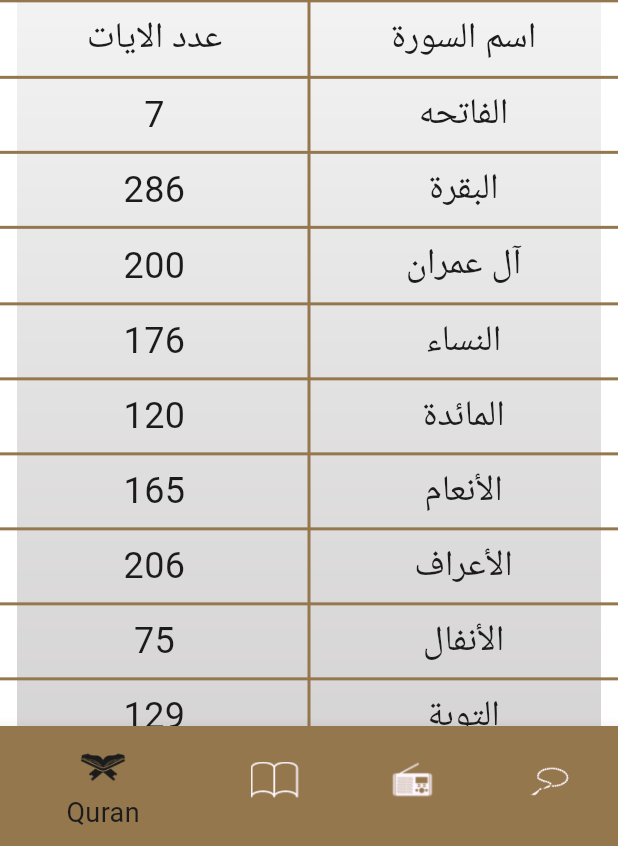
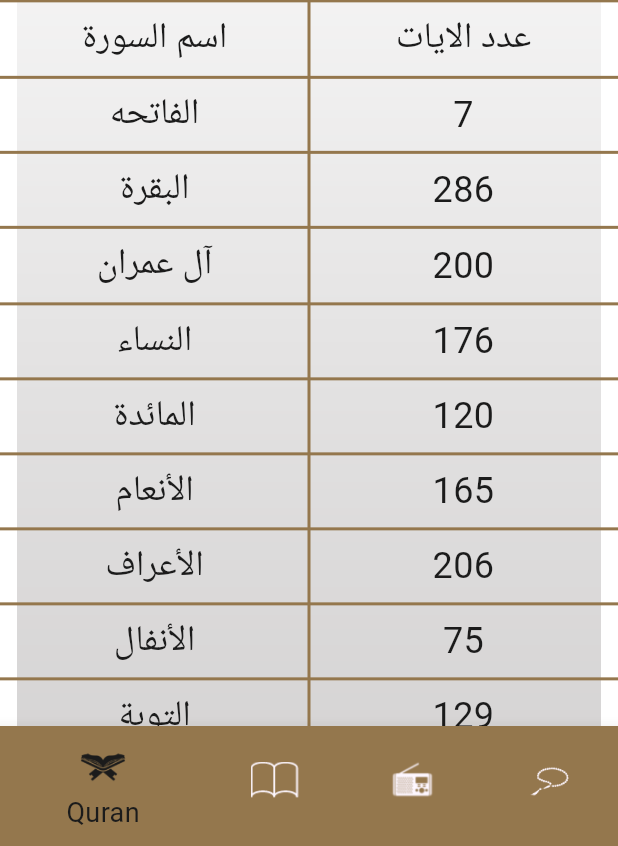
Before and after one commit to mohamedgalalelhamrawy/islami_app, a Flutter app: the screen it shows after launch, on a phone screen of 412 x 824 dp, the part 390-1236 px from its top. Run offline on Flutter 3.47's test engine with Material 3 defaults, Android fonts, the phone set to English and light mode, and no system bars.

Commit message:
put the element of sura name in seprate widget and sura details as model and create sura details screen

```diff
--- a/lib/main.dart
+++ b/lib/main.dart
@@ -1,5 +1,6 @@
 import 'package:flutter/material.dart';
 import 'package:islami_app/screens/home/home.dart';
+import 'package:islami_app/screens/home/widgets/sura_details_screen.dart';
 import 'package:islami_app/screens/splash.dart';
 
 void main() {
@@ -15,7 +16,8 @@ class MyApp extends StatelessWidget {
       debugShowCheckedModeBanner: false,
       routes: {
         Splash.routeName : (context) => const Splash(),
-        HomeScreen.routeName : (context) => const HomeScreen()
+        HomeScreen.routeName : (context) => const HomeScreen(),
+        SuraDetailsScreen.routeName : (context) => const SuraDetailsScreen()
       },
      initialRoute: HomeScreen.routeName,
     );
--- /dev/null
+++ b/lib/screens/home/models/sura_details_args.dart
@@ -0,0 +1,6 @@
+
+ class SuraDetailsArgs {
+  String name;
+  int index;
+  SuraDetailsArgs(this.index,this.name);
+ }
--- a/lib/screens/home/tabs/quran.dart
+++ b/lib/screens/home/tabs/quran.dart
@@ -1,5 +1,6 @@
 
 import 'package:flutter/material.dart';
+import 'package:islami_app/screens/home/widgets/sura_name_item.dart';
 import 'package:islami_app/utils/app_assets.dart';
 import 'package:islami_app/utils/app_colors.dart';
 import 'package:islami_app/utils/app_styles.dart';
@@ -25,14 +26,14 @@ class Quran extends StatelessWidget {
                     children: [
                       Expanded(
                         child: Text(
-                          "عدد الايات",
+                          "اسم السورة",
                           style: AppStyles.titles,
                           textAlign: TextAlign.center,
                         ),
                       ),
                       Expanded(
                         child: Text(
-                          "اسم السورة",
+                         "عدد الايات",
                           style: AppStyles.titles,
                           textAlign: TextAlign.center,
                         ),
@@ -48,24 +49,7 @@ class Quran extends StatelessWidget {
                       },
                       itemCount: Constants.suraNames.length,
                       itemBuilder: (context, index) {
-                        return  Row(
-                          children: [
-                            Expanded(
-                              child: Text(
-                                Constants.suraverses[index].toString(),
-                                style: AppStyles.titles,
-                                textAlign: TextAlign.center,
-                              ),
-                            ),
-                            Expanded(
-                              child: Text(
-                                Constants.suraNames[index],
-                                style: AppStyles.titles,
-                                textAlign: TextAlign.center,
-                              ),
-                            )
-                          ],
-                        );
+                        return SuraNameItem(name:  Constants.suraNames[index], verses:Constants.suraverses[index],index: index,);
                       },
                     ),
                   )
--- /dev/null
+++ b/lib/screens/home/widgets/sura_details_screen.dart
@@ -0,0 +1,12 @@
+
+
+ import 'package:flutter/material.dart';
+
+class SuraDetailsScreen extends StatelessWidget {
+   const SuraDetailsScreen({super.key});
+  static const String routeName = "sura details screen" ;
+   @override
+   Widget build(BuildContext context) {
+     return Container();
+   }
+ }
--- /dev/null
+++ b/lib/screens/home/widgets/sura_name_item.dart
@@ -0,0 +1,37 @@
+import 'package:flutter/material.dart';
+import 'package:islami_app/screens/home/models/sura_details_args.dart';
+import 'package:islami_app/screens/home/widgets/sura_details_screen.dart';
+import 'package:islami_app/utils/app_styles.dart';
+
+class SuraNameItem extends StatelessWidget {
+  const SuraNameItem({super.key, required this.name, required this.verses,required this.index});
+  final int verses;
+  final String name;
+  final int index;
+  @override
+  Widget build(BuildContext context) {
+    return Row(
+      children: [
+        Expanded(
+          child: InkWell(
+            onTap: () {
+              Navigator.pushNamed(context, SuraDetailsScreen.routeName, arguments: SuraDetailsArgs(index, name));
+            },
+            child: Text(
+              name,
+              style: AppStyles.titles,
+              textAlign: TextAlign.center,
+            ),
+          ),
+        ),
+        Expanded(
+          child: Text(
+            verses.toString(),
+            style: AppStyles.titles,
+            textAlign: TextAlign.center,
+          ),
+        )
+      ],
+    );
+  }
+}
```
